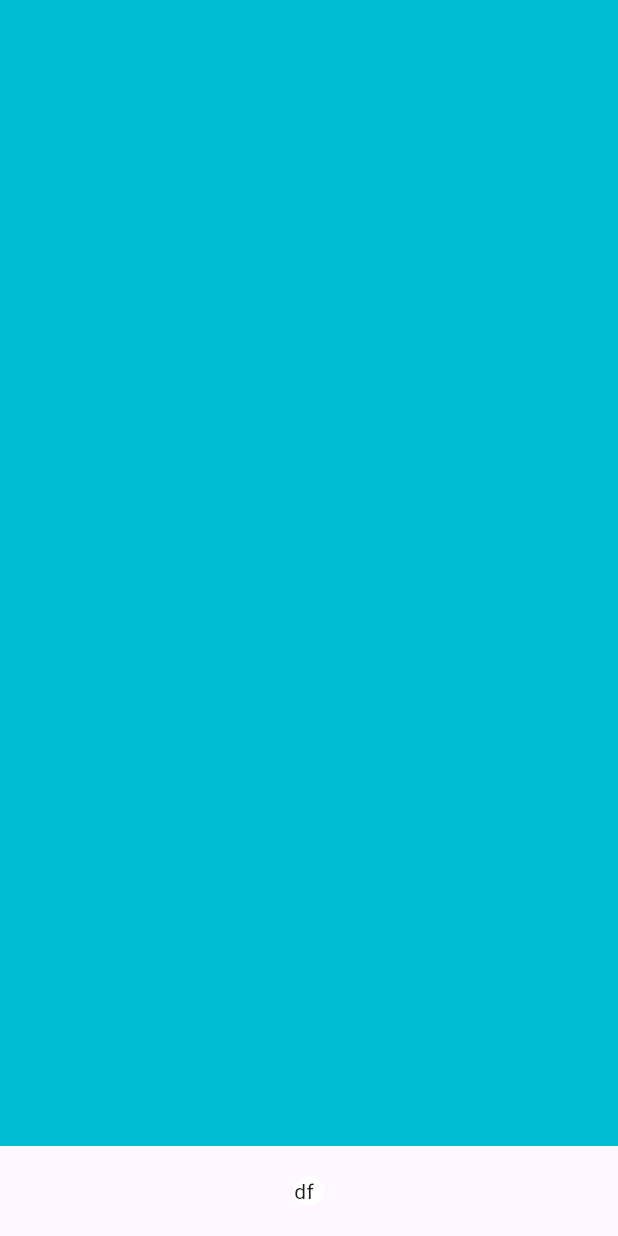
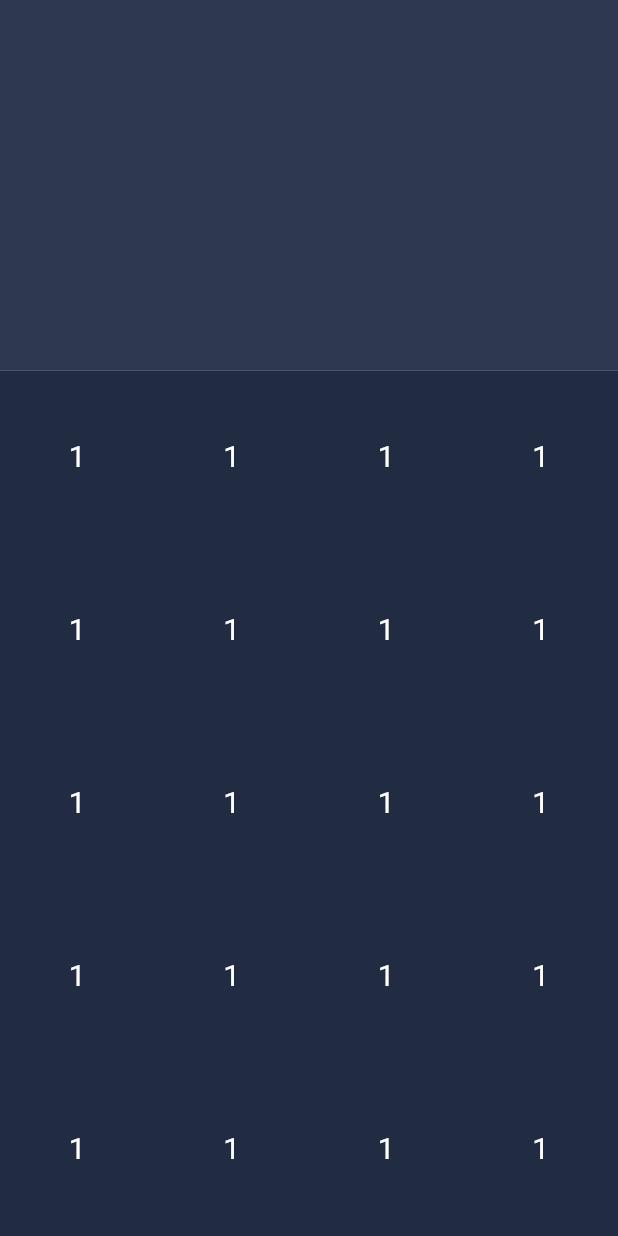
Before and after one commit to mahdiramezanii/calculator, a Flutter app: the screen it shows after launch, on a phone screen of 412 x 824 dp. Run offline on Flutter 3.47's test engine with Material 3 defaults, Android fonts, the phone set to English and light mode, and no system bars; our stand-ins replace hexcolor.

Commit message:
create layout

```diff
--- /dev/null
+++ b/lib/colors.dart
@@ -0,0 +1,7 @@
+import 'package:flutter/material.dart';
+import 'package:hexcolor/hexcolor.dart';
+
+final Color textGreen = HexColor('#38b387');
+final Color textGrey = HexColor('#93a59e');
+final Color backgroundGrey = HexColor('#2e3951');
+final Color backgroundGreyDark = HexColor('#212b41');
--- a/lib/main.dart
+++ b/lib/main.dart
@@ -1,4 +1,5 @@
 import 'package:flutter/material.dart';
+import 'colors.dart';
 
 void main() {
   runApp(Application());
@@ -17,21 +18,24 @@ class Application extends StatelessWidget {
                 flex: 3,
                 child: Container(
                   height: 400,
-                  width: double.infinity,
-                  decoration: BoxDecoration(color: Colors.cyan),
+                  color: backgroundGrey,
                 ),
               ),
-              Padding(
-                padding: const EdgeInsets.all(20.0),
-                child: DecoratedBox(
-                  position: DecorationPosition.background,
-                  decoration: BoxDecoration(
-                      color: Colors.white,
-                      borderRadius: BorderRadius.circular(300)),
-                  child: Container(
-                    height: 20,
-                    width: 20,
-                    child: Text("df"),
+              Expanded(
+                flex: 7,
+                child: Container(
+                  color: backgroundGreyDark,
+                  height: 200,
+                  child: Column(
+                    mainAxisAlignment: MainAxisAlignment.spaceAround,
+                    crossAxisAlignment: CrossAxisAlignment.stretch,
+                    children: [
+                      _getRow(),
+                      _getRow(),
+                      _getRow(),
+                      _getRow(),
+                      _getRow(),
+                    ],
                   ),
                 ),
               )
@@ -41,4 +45,40 @@ class Application extends StatelessWidget {
       ),
     );
   }
+
+  Widget _getRow() {
+    return Row(
+      mainAxisAlignment: MainAxisAlignment.spaceAround,
+      children: [
+        Padding(
+          padding: const EdgeInsets.all(8.0),
+          child: Text(
+            "1",
+            style: TextStyle(color: Colors.white, fontSize: 20),
+          ),
+        ),
+        Padding(
+          padding: const EdgeInsets.all(8.0),
+          child: Text(
+            "1",
+            style: TextStyle(color: Colors.white, fontSize: 20),
+          ),
+        ),
+        Padding(
+          padding: const EdgeInsets.all(8.0),
+          child: Text(
+            "1",
+            style: TextStyle(color: Colors.white, fontSize: 20),
+          ),
+        ),
+        Padding(
+          padding: const EdgeInsets.all(8.0),
+          child: Text(
+            "1",
+            style: TextStyle(color: Colors.white, fontSize: 20),
+          ),
+        ),
+      ],
+    );
+  }
 }
--- a/pubspec.yaml
+++ b/pubspec.yaml
@@ -16,6 +16,7 @@ dependencies:
 
 
   cupertino_icons: ^1.0.2
+  hexcolor: ^3.0.1
 
 dev_dependencies:
   flutter_test:
```
Also changed, not shown: pubspec.lock.
